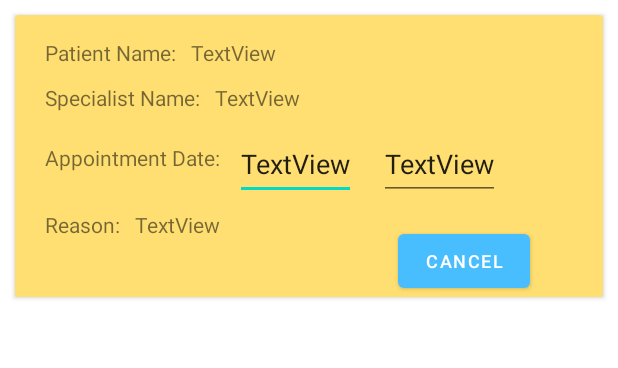
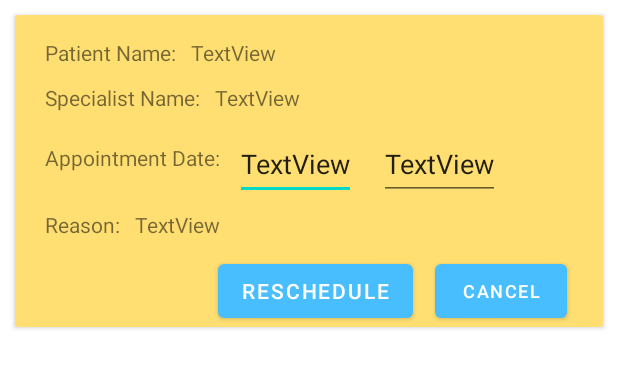
Before and after one commit to parthppc/FinalProjectLetMeBook, an Android app: the layout admin_item.xml on its own in the app's theme, with its tools: preview values and no code run, on a phone screen of 412 x 824 dp. Shown: the top 368 px of the screen. Run offline under Robolectric (Android 15) with nearby library versions, the phone set to English and light mode, and no system bars.

Commit message:
Edit time and Edit Date functionality added in the Admin Fragment. Refresh button added. UI changes in the My Appointments.

```diff
--- a/app/src/main/java/project/st991591950/dhruvparthtapasvi/MainActivity.kt
+++ b/app/src/main/java/project/st991591950/dhruvparthtapasvi/MainActivity.kt
@@ -35,6 +35,8 @@ class MainActivity : AppCompatActivity() {
         binding.fab.setOnClickListener { view ->
             Snackbar.make(view, "Replace with your own action", Snackbar.LENGTH_LONG)
                 .setAction("Action", null).show()
+            finish()
+            startActivity(intent)
         }
 //        val bottomNavigationView: BottomNavigationView = findViewById(R.id.bottomNav)
 //        bottomNavigationView.setOnItemSelectedListener {
--- a/app/src/main/java/project/st991591950/dhruvparthtapasvi/bookappointment/BookAppointmentFragment.kt
+++ b/app/src/main/java/project/st991591950/dhruvparthtapasvi/bookappointment/BookAppointmentFragment.kt
@@ -183,7 +183,7 @@ class BookAppointmentFragment : Fragment() {
                     Log.d(TAG, "error document with ${it}")
                 }
 
-            Toast.makeText(view.context, "Appointment Booked", Toast.LENGTH_SHORT).show()
+            Toast.makeText(view.context, "Appointment Booked. \nRefresh Page and Go to My Appointments", Toast.LENGTH_LONG).show()
 
             //findNavController().navigate(R.id.action_bookAppointmentFragment_to_myAppointmentsFragment)
         })
--- a/app/src/main/java/project/st991591950/dhruvparthtapasvi/myAppointments/MyAppointmentsRecycleView.kt
+++ b/app/src/main/java/project/st991591950/dhruvparthtapasvi/myAppointments/MyAppointmentsRecycleView.kt
@@ -110,7 +110,7 @@ class MyAppointmentsRecycleView (private val appointmentList: List<MyAppointment
                     fireStoreDatabase.collection("MyAppointments").document(document.id).delete()
                         .addOnSuccessListener {
                             Log.d(TAG," document deleted with")
-                            Toast.makeText( view.context, "Appointment Canceled", Toast.LENGTH_SHORT).show()
+                            Toast.makeText( view.context, "Appointment Canceled. \nRefresh page and check again!", Toast.LENGTH_LONG).show()
 
                         }
                 }
@@ -137,8 +137,8 @@ class MyAppointmentsRecycleView (private val appointmentList: List<MyAppointment
                 for(document in it){
                     fireStoreDatabase.collection("MyAppointments").document(document.id).update("appointmentTime",holder!!.appointmentTimeView.text.toString())
                         .addOnSuccessListener {
-                            Log.d(TAG," document deleted with")
-                            Toast.makeText( view.context, "Appointment Reschedule", Toast.LENGTH_SHORT).show()
+                            Log.d(TAG,"document updated")
+                            Toast.makeText( view.context, "Appointment Time Rescheduled. \nRefresh page and check again!", Toast.LENGTH_LONG).show()
 
                         }
                 }
--- a/app/src/main/java/project/st991591950/dhruvparthtapasvi/specialist/MyRecycleView.kt
+++ b/app/src/main/java/project/st991591950/dhruvparthtapasvi/specialist/MyRecycleView.kt
@@ -73,7 +73,7 @@ class MyRecycleView(private val sampleList: List<SpecialistList>) : RecyclerView
 //        }
 
         holder.specialistcardView.setOnClickListener(View.OnClickListener { view -> //Here goes your desired onClick behaviour. Like:
-            Toast.makeText(view.context, "You have clicked " + currentItem.dName, Toast.LENGTH_SHORT)
+            Toast.makeText(view.context, "You have selected " + currentItem.dName, Toast.LENGTH_SHORT)
                 .show()
             val activity = view.context as AppCompatActivity
             val myFragment = BookAppointmentFragment()
--- a/app/src/main/res/layout/activity_main.xml
+++ b/app/src/main/res/layout/activity_main.xml
@@ -29,7 +29,7 @@
         android:layout_gravity="bottom|end"
         android:layout_marginEnd="@dimen/fab_margin"
         android:layout_marginBottom="16dp"
-        app:srcCompat="@android:drawable/ic_dialog_email" />
+        app:srcCompat="@android:drawable/ic_popup_sync" />
 
 <!--    <FrameLayout-->
 <!--        android:id="@+id/container"-->
--- a/app/src/main/res/layout/admin_item.xml
+++ b/app/src/main/res/layout/admin_item.xml
@@ -90,8 +90,8 @@
             android:layout_height="wrap_content"
             android:layout_alignParentStart="true"
             android:layout_alignParentTop="true"
-            android:layout_marginStart="255dp"
-            android:layout_marginTop="140dp"
+            android:layout_marginStart="280dp"
+            android:layout_marginTop="160dp"
             android:text="Cancel"
             android:textSize="12sp" />
 
@@ -115,6 +115,16 @@
             android:layout_toEndOf="@+id/textView17"
             android:text="TextView" />
 
+        <Button
+            android:id="@+id/button_reschedulebtn"
+            android:layout_width="wrap_content"
+            android:layout_height="wrap_content"
+            android:layout_alignParentStart="true"
+            android:layout_alignParentTop="true"
+            android:layout_marginStart="135dp"
+            android:layout_marginTop="160dp"
+            android:text="Reschedule" />
+
     </RelativeLayout>
 
 </androidx.cardview.widget.CardView>
```
Also changed, not shown: app/src/main/java/project/st991591950/dhruvparthtapasvi/admin/AdminRecycleView.kt (+49 -5 lines), app/src/main/res/layout/fragment_profile.xml (+5 -4 lines), app/src/main/res/layout/myappointments_item.xml (+13 -4 lines).
